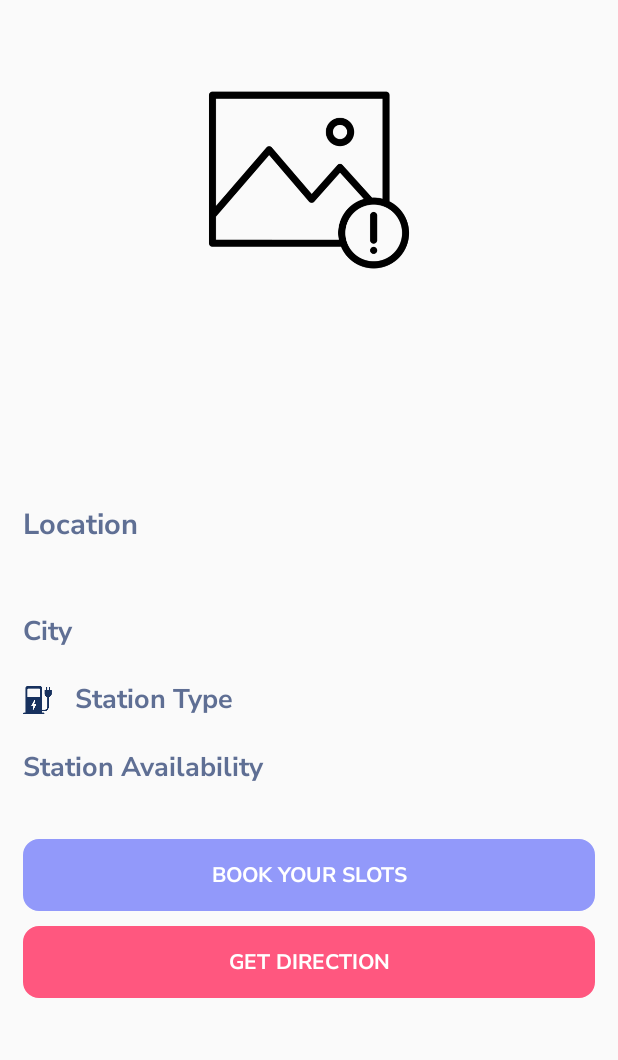
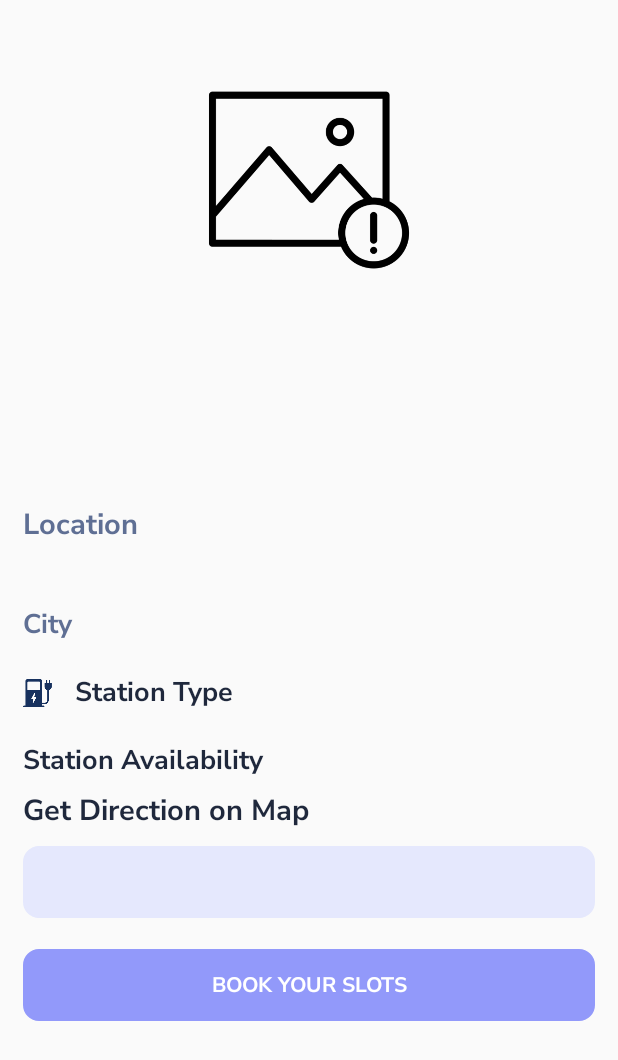
Before and after one commit to prejin2310/Ev-Charging-App, an Android app: the SingleStationActivity screen opened directly, with no data from a screen before it, on a phone screen of 412 x 824 dp. Shown: the top 1060 px of the screen. Run offline under Robolectric (Android 15) with nearby library versions, the phone set to English and light mode, and no system bars; our stand-ins replace Firebase (no records; nobody signed in at launch, a user with empty details on screens opened directly), Picasso.

```diff
--- a/app/src/main/java/com/example/evjava/SingleStationActivity.java
+++ b/app/src/main/java/com/example/evjava/SingleStationActivity.java
@@ -1,16 +1,37 @@
 package com.example.evjava;
 
+import androidx.annotation.NonNull;
 import androidx.appcompat.app.AppCompatActivity;
 
+import android.content.Intent;
+import android.net.Uri;
 import android.os.Bundle;
+import android.text.method.LinkMovementMethod;
+import android.view.View;
+import android.widget.Button;
 import android.widget.ImageView;
 import android.widget.TextView;
 
+import com.google.android.gms.tasks.OnCompleteListener;
+import com.google.android.gms.tasks.Task;
+import com.google.firebase.auth.FirebaseAuth;
+import com.google.firebase.auth.FirebaseUser;
+import com.google.firebase.database.DataSnapshot;
+import com.google.firebase.database.DatabaseError;
+import com.google.firebase.database.DatabaseReference;
+import com.google.firebase.database.FirebaseDatabase;
+import com.google.firebase.database.ValueEventListener;
 import com.squareup.picasso.Picasso;
 
 public class SingleStationActivity extends AppCompatActivity {
     TextView Title,Desc,Loc,City,Type,Kw,Avail;
     ImageView Image;
+    Button btnBook,btnDir;
+
+    private FirebaseUser user;
+    private DatabaseReference reference;
+    private  String userId;
+    public String MapLink;
 
     @Override
     protected void onCreate(Bundle savedInstanceState) {
@@ -26,6 +47,7 @@ public class SingleStationActivity extends AppCompatActivity {
         Type=findViewById(R.id.sType);
         Avail=findViewById(R.id.sAvail);
         Image=findViewById(R.id.sImage);
+        btnDir=findViewById(R.id.btnDir);
 
         Picasso.get().load(getIntent().getStringExtra("sImage"))
                 .placeholder(R.drawable.img_err)
@@ -37,8 +59,28 @@ public class SingleStationActivity extends AppCompatActivity {
         Avail.setText(getIntent().getStringExtra("sAvail"));
         Type.setText(getIntent().getStringExtra("sType"));
         Kw.setText(getIntent().getStringExtra("sKw"));
+        btnDir.setText(getIntent().getStringExtra("MapLink"));
+
+
+
+        //fetch maplink from db
+
+
+
+        //button click code
+        btnBook=findViewById(R.id.btnBook);
+        btnBook.setOnClickListener(new View.OnClickListener() {
+            @Override
+            public void onClick(View view) {
+                Intent i=new Intent(SingleStationActivity.this,BookingActivity.class);
+                startActivity(i);
+            }
+        });
+
+
 
 
 
     }
+
 }
--- a/app/src/main/java/com/example/evjava/StationAdapter.java
+++ b/app/src/main/java/com/example/evjava/StationAdapter.java
@@ -12,6 +12,7 @@ import android.widget.TextView;
 import androidx.annotation.NonNull;
 import androidx.recyclerview.widget.RecyclerView;
 
+import com.google.android.material.animation.AnimationUtils;
 import com.squareup.picasso.Picasso;
 
 import java.util.ArrayList;
@@ -58,6 +59,7 @@ public class StationAdapter extends RecyclerView.Adapter<StationAdapter.ViewHold
                 i.putExtra("sType",model.getStat_type());
                 i.putExtra("sKw",model.getStat_kw());
                 i.putExtra("sAvail",model.getStat_avail());
+                i.putExtra("MapLink",model.getStat_map());
                 i.setFlags(Intent.FLAG_ACTIVITY_NEW_TASK);
                 context.startActivity(i);
             }
@@ -72,6 +74,7 @@ public class StationAdapter extends RecyclerView.Adapter<StationAdapter.ViewHold
 
     public class ViewHolder extends RecyclerView.ViewHolder{
 
+        public View cardView;
         TextView show_avail,show_city,show_desc,show_loc,stHeading,show_type;
         ImageView itemImage;
 
--- a/app/src/main/java/com/example/evjava/dbstation.java
+++ b/app/src/main/java/com/example/evjava/dbstation.java
@@ -12,6 +12,7 @@ public class dbstation {
     public String stat_type;
     public String stat_kw;
     public String stat_pic;
+
 
     public dbstation(){}
 
@@ -102,4 +103,5 @@ public class dbstation {
 
 
 
+
 }
--- a/app/src/main/res/layout/activity_single_station.xml
+++ b/app/src/main/res/layout/activity_single_station.xml
@@ -41,7 +41,7 @@
                 android:layout_height="wrap_content"
                 android:fontFamily="@font/open_sans"
                 android:text="Description"
-                android:textAlignment="center"
+                android:textAlignment="inherit"
                 android:layout_gravity="center"
                 android:textColor="#6E85B7"
                 android:textSize="15dp" />
@@ -68,8 +68,6 @@
                 android:fontFamily="@font/nunito_sans"
                 android:layout_height="wrap_content"
                 android:text="Loading...."
-                android:layout_marginLeft="15dp"
-                android:layout_marginRight="15dp"
                 android:textStyle="normal"
                 android:textSize="15dp"
                 android:textColor="#6E85B7"/>
@@ -78,7 +76,7 @@
             android:layout_width="match_parent"
             android:layout_height="wrap_content"
             android:layout_marginLeft="15dp"
-            android:layout_marginTop="10dp"
+            android:layout_marginTop="5dp"
             android:orientation="horizontal">
             <TextView
                 android:layout_marginTop="10dp"
@@ -120,7 +118,7 @@
                 android:fontFamily="@font/nunito_sans_bold"
                 android:textStyle="bold"
                 android:textSize="18dp"
-                android:textColor="#5F6F94"/>
+                android:textColor="#1F283C"/>
             <TextView
                 android:id="@+id/sType"
                 android:layout_marginTop="10dp"
@@ -157,7 +155,7 @@
                 android:textStyle="bold"
                 android:fontFamily="@font/nunito_sans_bold"
                 android:textSize="18dp"
-                android:textColor="#5F6F94"/>
+                android:textColor="#1F283C"/>
             <TextView
                 android:id="@+id/sAvail"
                 android:layout_marginTop="10dp"
@@ -167,8 +165,35 @@
                 android:fontFamily="@font/nunito_sans_bold"
                 android:layout_marginLeft="10dp"
                 android:textSize="18dp"
+                android:textColor="#4CAF50"/>
+        </LinearLayout>
+        <LinearLayout
+            android:layout_width="match_parent"
+            android:layout_height="wrap_content"
+            android:orientation="vertical">
+            <TextView
+                android:layout_marginTop="7dp"
+                android:paddingLeft="15dp"
+                android:layout_width="wrap_content"
+                android:layout_height="wrap_content"
+                android:text="Get Direction on Map"
+                android:fontFamily="@font/nunito_sans_bold"
                 android:textStyle="bold"
-                android:textColor="#4CAF50"/>
+                android:textSize="19dp"
+                android:textColor="#1F283C"/>
+            <Button
+                android:id="@+id/btnDir"
+                android:layout_width="match_parent"
+                android:layout_height="wrap_content"
+                android:layout_marginLeft="15dp"
+                android:layout_marginRight="15dp"
+                android:text="Get Direction"
+                android:fontFamily="@font/nunito_sans_bold"
+                android:layout_marginTop="10dp"
+                android:autoLink="web"
+                android:background="@drawable/rounded_corner"
+                android:backgroundTint="#E5E8FD"/>
+
         </LinearLayout>
         <LinearLayout
             android:layout_width="match_parent"
@@ -179,22 +204,13 @@
                 android:id="@+id/btnBook"
                 android:layout_width="match_parent"
                 android:layout_height="wrap_content"
-                android:layout_marginTop="20dp"
+                android:layout_marginTop="5dp"
                 android:text="Book your Slots"
                 android:fontFamily="@font/nunito_sans_bold"
                 android:background="@drawable/rounded_corner"
                 android:backgroundTint="#9299FA"
                 android:textColor="@color/white"/>
-            <Button
-                android:id="@+id/btnDir"
-                android:layout_width="match_parent"
-                android:layout_height="wrap_content"
-                android:text="Get Direction"
-                android:fontFamily="@font/nunito_sans_bold"
-                android:layout_marginTop="10dp"
-                android:background="@drawable/rounded_corner"
-                android:backgroundTint="@color/llrose"
-                android:textColor="@color/white"/>
+
 
 
         </LinearLayout>
--- a/app/src/main/res/layout/activity_upload_stations.xml
+++ b/app/src/main/res/layout/activity_upload_stations.xml
@@ -101,7 +101,7 @@
             android:background="@drawable/edittext"
             android:layout_marginTop="8dp"/>
 
-<!--textfield 6-->
+        <!--textfield 6-->
         <TextView
             android:layout_width="match_parent"
             android:layout_height="wrap_content"
--- a/app/src/main/res/values-night/themes.xml
+++ b/app/src/main/res/values-night/themes.xml
@@ -13,4 +13,7 @@
 <!--        <item name="android:statusBarColor">?attr/colorPrimaryVariant</item>-->
         <!-- Customize your theme here. -->
     </style>
+    <style name="ShapeAppearanceOverlay.App.CornerSize10Percent" parent="">
+        <item name="cornerSize">10%</item>
+    </style>
 </resources>
--- a/app/src/main/res/values/themes.xml
+++ b/app/src/main/res/values/themes.xml
@@ -13,5 +13,8 @@
 <!--        <item name="android:statusBarColor">?attr/colorPrimaryVariant</item>-->
         <!-- Customize your theme here. -->
     </style>
+    <style name="ShapeAppearanceOverlay.App.CornerSize10Percent" parent="">
+        <item name="cornerSize">10%</item>
+    </style>
 
 </resources>
```
Also changed, not shown: app/src/main/java/com/example/evjava/StationActivity.java (+46 -0 lines), app/src/main/res/anim/anim1.xml (added, +10 -0 lines), app/src/main/res/layout/activity_station.xml (+8 -13 lines), app/src/main/res/layout/activity_stationlist.xml (+59 -26 lines).
